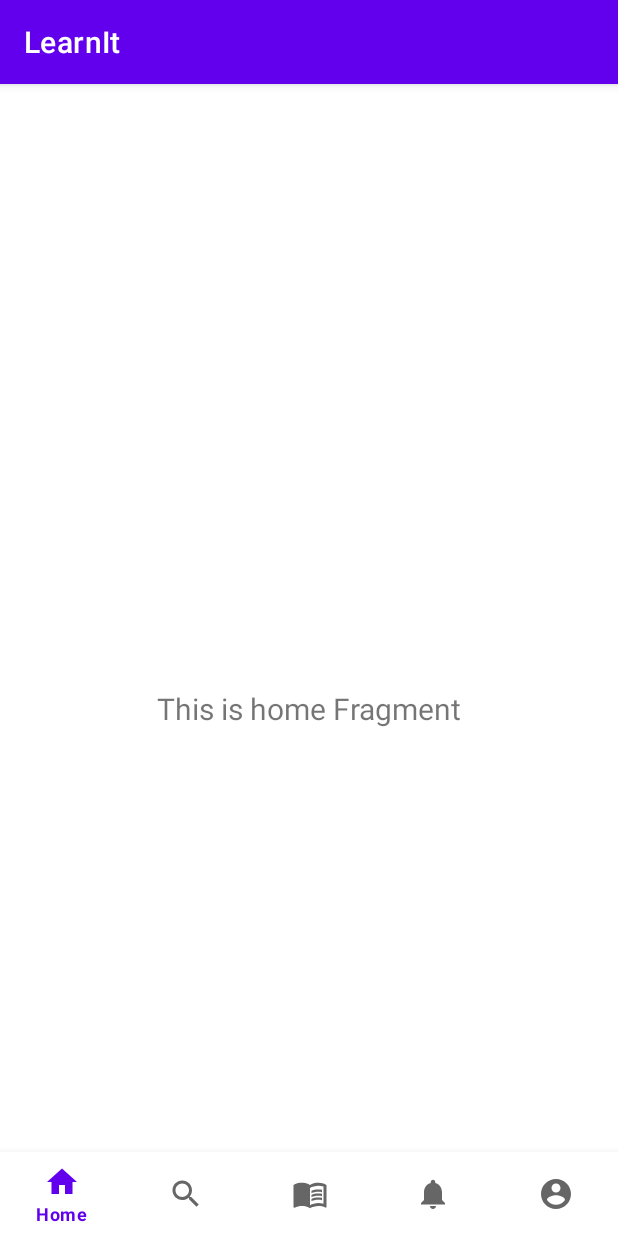
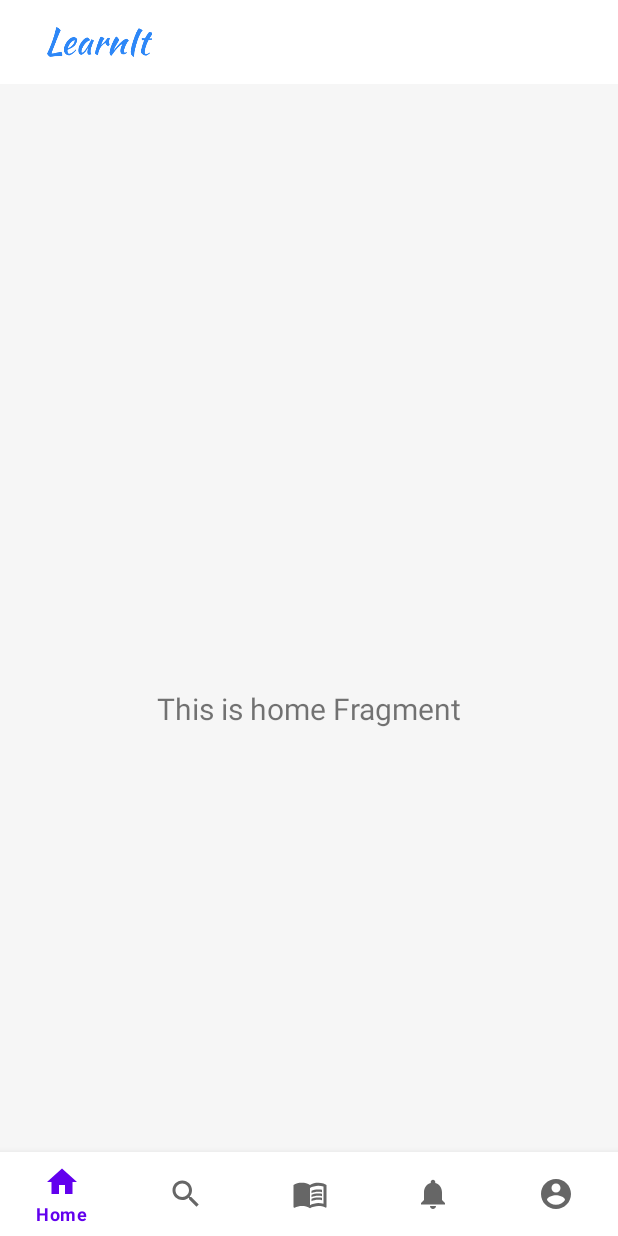
Before and after one commit to CodeInFlow/LearnIt, an Android app: the screen it shows after launch (MainActivity), on a phone screen of 412 x 824 dp. Run offline under Robolectric (Android 15) with nearby library versions, the phone set to English and light mode, and no system bars; our stand-ins replace navigation-ui.

Commit message:
Add toolbar

```diff
--- a/app/build.gradle
+++ b/app/build.gradle
@@ -12,7 +12,6 @@ android {
         targetSdk 32
         versionCode 1
         versionName "1.0"
-
 
         testInstrumentationRunner "androidx.test.runner.AndroidJUnitRunner"
     }
@@ -46,6 +45,8 @@ dependencies {
     testImplementation 'junit:junit:4.13.2'
     androidTestImplementation 'androidx.test.ext:junit:1.1.3'
     androidTestImplementation 'androidx.test.espresso:espresso-core:3.4.0'
+
+    implementation 'com.intuit.sdp:sdp-android:1.0.6'
     implementation "androidx.navigation:navigation-fragment-ktx:2.3.0"
     implementation "androidx.navigation:navigation-ui-ktx:2.3.0"
 }
--- a/app/src/main/java/com/codinginflow/learnit/MainActivity.kt
+++ b/app/src/main/java/com/codinginflow/learnit/MainActivity.kt
@@ -1,8 +1,16 @@
 package com.codinginflow.learnit
 
 import android.os.Bundle
+import android.view.View
+import android.view.View.GONE
+import android.view.View.VISIBLE
+import android.widget.ImageView
+import android.widget.LinearLayout
+import android.widget.TextView
+import android.widget.Toolbar
 import com.google.android.material.bottomnavigation.BottomNavigationView
 import androidx.appcompat.app.AppCompatActivity
+import androidx.navigation.NavController
 import androidx.navigation.findNavController
 import androidx.navigation.ui.AppBarConfiguration
 import androidx.navigation.ui.setupActionBarWithNavController
@@ -12,6 +20,7 @@ import com.codinginflow.learnit.databinding.ActivityMainBinding
 class MainActivity : AppCompatActivity() {
 
     private lateinit var binding: ActivityMainBinding
+    private lateinit var navController: NavController
 
     override fun onCreate(savedInstanceState: Bundle?) {
         super.onCreate(savedInstanceState)
@@ -21,15 +30,50 @@ class MainActivity : AppCompatActivity() {
 
         val navView: BottomNavigationView = binding.navView
 
-        val navController = findNavController(R.id.nav_host_fragment_activity_main2)
-        // Passing each menu ID as a set of Ids because each
-        // menu should be considered as top level destinations.
-        val appBarConfiguration = AppBarConfiguration(
-            setOf(
-                R.id.navigation_home, R.id.navigation_search,R.id.navigation_learning,R.id.navigation_notifications,R.id.navigation_account
-            )
+        val toolbar = binding.toolbar
+        val toolbarLogo: ImageView = binding.toolbarLogo
+        val expandedToolbarBox: LinearLayout = binding.expandedToolbarBox
+        val expandedToolbarTitle: TextView = binding.expandedToolbarTitle
+        val expandedToolbarSubtitle: TextView = binding.expandedToolbarSubtitle
+        navController = findNavController(R.id.nav_host_fragment_activity_main)
+
+        val bottomNavActiveFrag = listOf(
+            R.id.nav_home,
+            R.id.nav_search,
+            R.id.nav_learning
         )
-        setupActionBarWithNavController(navController, appBarConfiguration)
-        navView.setupWithNavController(navController)
+
+        val expandedToolbar = listOf(
+            R.id.nav_notifications,
+            R.id.nav_account
+        )
+
+        setSupportActionBar(toolbar)
+        setupActionBarWithNavController(navController)
+        navController.addOnDestinationChangedListener { controller, destination, arguments ->
+            if (bottomNavActiveFrag.contains(destination.id)) {
+                navView.visibility = View.VISIBLE
+                toolbarLogo.visibility = View.VISIBLE
+                toolbar.navigationIcon = null
+                supportActionBar?.title = ""
+            } else {
+                navView.visibility = View.GONE
+                toolbarLogo.visibility = View.GONE
+            }
+            expandedToolbarBox.visibility = if (expandedToolbar.contains(destination.id)) VISIBLE else GONE
+            when (destination.id) {
+                R.id.nav_notifications -> {
+                    expandedToolbarTitle.text = "Nav Notifications"
+                    expandedToolbarSubtitle.text = "Hello world"
+                }
+                R.id.nav_account -> {
+                    expandedToolbarTitle.text = "My Account"
+                    expandedToolbarSubtitle.text = "Hello earth"
+                }
+            }
+        }
+    }
+    override fun onSupportNavigateUp(): Boolean {
+        return navController.navigateUp() || super.onSupportNavigateUp()
     }
 }
--- a/app/src/main/res/layout/activity_main.xml
+++ b/app/src/main/res/layout/activity_main.xml
@@ -1,25 +1,93 @@
 <?xml version="1.0" encoding="utf-8"?>
 <androidx.constraintlayout.widget.ConstraintLayout xmlns:android="http://schemas.android.com/apk/res/android"
     xmlns:app="http://schemas.android.com/apk/res-auto"
-    android:id="@+id/container"
+    android:layout_width="match_parent"
+    android:layout_height="match_parent">
+
+    <androidx.coordinatorlayout.widget.CoordinatorLayout
+        android:id="@+id/coordinatorLayout"
         android:layout_width="match_parent"
         android:layout_height="match_parent"
-    android:paddingTop="?attr/actionBarSize">
+        app:layout_constraintTop_toBottomOf="@+id/nav_view">
 
-    <com.google.android.material.bottomnavigation.BottomNavigationView
-        android:id="@+id/nav_view"
-        android:layout_width="0dp"
+        <com.google.android.material.appbar.AppBarLayout
+            android:id="@+id/appBar"
+            android:layout_width="match_parent"
             android:layout_height="wrap_content"
-        android:layout_marginStart="0dp"
-        android:layout_marginEnd="0dp"
-        android:background="?android:attr/windowBackground"
-        app:layout_constraintBottom_toBottomOf="parent"
-        app:layout_constraintLeft_toLeftOf="parent"
-        app:layout_constraintRight_toRightOf="parent"
-        app:menu="@menu/bottom_nav_menu" />
+            android:background="@color/white">
+
+            <com.google.android.material.appbar.CollapsingToolbarLayout
+                android:layout_width="match_parent"
+                android:layout_height="wrap_content"
+                android:fitsSystemWindows="true"
+                android:theme="@style/ThemeOverlay.AppCompat.Light"
+                app:contentScrim="@color/white"
+                app:layout_scrollFlags="scroll|enterAlways|enterAlwaysCollapsed"
+                app:popupTheme="@style/ThemeOverlay.AppCompat.Light"
+                app:titleEnabled="false">
+
+                <LinearLayout
+                    android:id="@+id/expanded_toolbar_box"
+                    android:layout_width="match_parent"
+                    android:layout_height="wrap_content"
+                    android:layout_gravity="bottom"
+                    android:layout_marginLeft="20dp"
+                    android:layout_marginTop="60dp"
+                    android:layout_marginRight="20dp"
+                    android:layout_marginBottom="20dp"
+                    android:orientation="vertical"
+                    app:layout_collapseMode="parallax">
+
+                    <TextView
+                        android:id="@+id/expanded_toolbar_title"
+                        android:layout_width="wrap_content"
+                        android:layout_height="wrap_content"
+                        android:layout_marginTop="4dp"
+                        android:textSize="22sp"
+                        android:textStyle="bold" />
+
+                    <TextView
+                        android:id="@+id/expanded_toolbar_subtitle"
+                        android:layout_width="wrap_content"
+                        android:layout_height="wrap_content"
+                        android:layout_marginTop="4dp"
+                        android:textSize="16sp" />
+
+                </LinearLayout>
+
+                <androidx.appcompat.widget.Toolbar
+                    android:id="@+id/toolbar"
+                    android:layout_width="match_parent"
+                    android:layout_height="?attr/actionBarSize"
+                    android:background="#ffffff"
+                    app:layout_collapseMode="pin"
+                    app:layout_scrollFlags="scroll|enterAlways"
+                    app:titleTextColor="@color/black">
+
+                    <ImageView
+                        android:id="@+id/toolbar_logo"
+                        android:layout_width="100dp"
+                        android:layout_height="20dp"
+                        android:layout_margin="10dp"
+                        android:contentDescription="App Icon"
+                        android:src="@drawable/learnit_logo" />
+
+                </androidx.appcompat.widget.Toolbar>
+
+            </com.google.android.material.appbar.CollapsingToolbarLayout>
+
+        </com.google.android.material.appbar.AppBarLayout>
+
+        <androidx.core.widget.NestedScrollView
+            android:layout_width="match_parent"
+            android:layout_height="match_parent"
+            android:background="#f6f6f6"
+            android:overScrollMode="never"
+            android:fillViewport="true"
+            app:layout_behavior="com.google.android.material.appbar.AppBarLayout$ScrollingViewBehavior">
 
             <fragment
-        android:id="@+id/nav_host_fragment_activity_main2"
+                android:id="@+id/nav_host_fragment_activity_main"
                 android:name="androidx.navigation.fragment.NavHostFragment"
                 android:layout_width="match_parent"
                 android:layout_height="match_parent"
@@ -30,4 +98,20 @@
                 app:layout_constraintTop_toTopOf="parent"
                 app:navGraph="@navigation/mobile_navigation" />
 
+        </androidx.core.widget.NestedScrollView>
+
+    </androidx.coordinatorlayout.widget.CoordinatorLayout>
+
+    <com.google.android.material.bottomnavigation.BottomNavigationView
+
+        android:id="@+id/nav_view"
+        android:layout_width="0dp"
+        android:layout_height="wrap_content"
+        android:background="?android:attr/windowBackground"
+        app:itemHorizontalTranslationEnabled="false"
+        app:layout_constraintBottom_toBottomOf="parent"
+        app:layout_constraintEnd_toEndOf="parent"
+        app:layout_constraintStart_toStartOf="parent"
+        app:menu="@menu/bottom_nav_menu" />
+
 </androidx.constraintlayout.widget.ConstraintLayout>
--- a/app/src/main/res/values/themes.xml
+++ b/app/src/main/res/values/themes.xml
@@ -1,6 +1,6 @@
 <resources xmlns:tools="http://schemas.android.com/tools">
     <!-- Base application theme. -->
-    <style name="Theme.LearnIt" parent="Theme.MaterialComponents.DayNight.DarkActionBar">
+    <style name="Theme.LearnIt" parent="Theme.MaterialComponents.Light.NoActionBar">
         <!-- Primary brand color. -->
         <item name="colorPrimary">@color/purple_500</item>
         <item name="colorPrimaryVariant">@color/purple_700</item>
```
Also changed, not shown: app/src/main/res/drawable/learnit_logo.png (added). Lines whose indentation alone changed are shown as unchanged.
